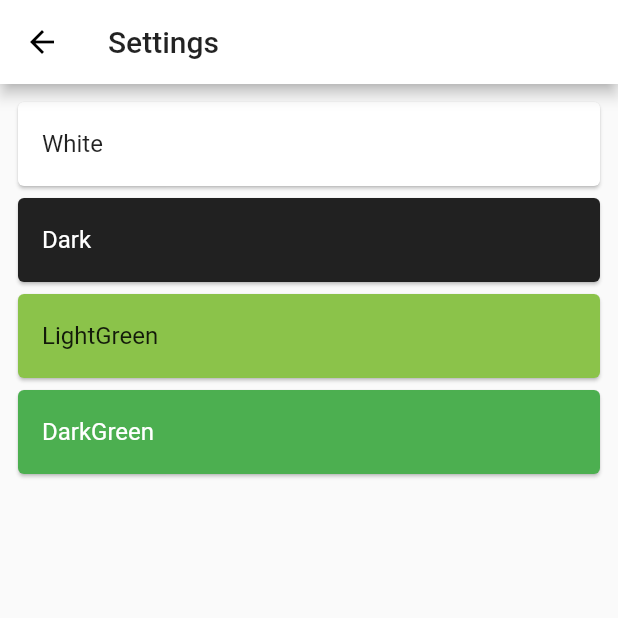
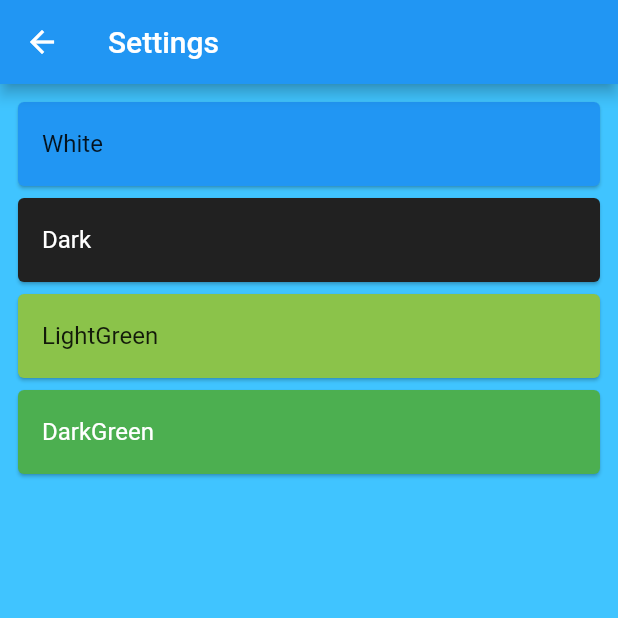
Before and after one commit to limpep/covid19-tacker-flutter, a Flutter app: the Settings screen opened directly, on a phone screen of 412 x 824 dp, the top half of it. Run offline on Flutter 3.47's test engine with Material 2 defaults, Android fonts, the phone set to English and light mode, and no system bars; our stand-ins replace liquid_pull_to_refresh, shared_preferences; accounts and stored records are empty; network calls fail.

Commit message:
added some ui updates

```diff
--- /dev/null
+++ b/lib/app/services/endpoint_data.dart
@@ -0,0 +1,10 @@
+import 'package:flutter/foundation.dart';
+
+class EndPointData {
+  EndPointData({@required this.value, this.date}) : assert(value != null);
+  final int value;
+  final DateTime date;
+
+  @override
+  String toString() => 'date: $date, value: $value';
+}
--- a/lib/repositories/endpoints_data.dart
+++ b/lib/repositories/endpoints_data.dart
@@ -1,15 +1,16 @@
 import 'package:covid19tracker/app/services/api.dart';
+import 'package:covid19tracker/app/services/endpoint_data.dart';
 import 'package:flutter/foundation.dart';
 
-class EndPointData {
-  EndPointData({@required this.values});
-  final Map<EndPoint, int> values;
+class EndPointsData {
+  EndPointsData({@required this.values});
+  final Map<EndPoint, EndPointData> values;
 
-  int get cases => values[EndPoint.cases];
-  int get casesSuspected => values[EndPoint.casesSuspected];
-  int get casesConfirmed => values[EndPoint.casesConfirmed];
-  int get deaths => values[EndPoint.deaths];
-  int get recovered => values[EndPoint.recovered];
+  EndPointData get cases => values[EndPoint.cases];
+  EndPointData get casesSuspected => values[EndPoint.casesSuspected];
+  EndPointData get casesConfirmed => values[EndPoint.casesConfirmed];
+  EndPointData get deaths => values[EndPoint.deaths];
+  EndPointData get recovered => values[EndPoint.recovered];
 
   @override
   String toString() =>
--- a/lib/ui/themesettings/app_theme.dart
+++ b/lib/ui/themesettings/app_theme.dart
@@ -8,15 +8,38 @@ String enumName(AppTheme anyEnum) {
 }
 
 final appThemeData = {
-  AppTheme.White:
-      ThemeData(brightness: Brightness.light, primaryColor: Colors.white),
+  AppTheme.White: ThemeData(
+      brightness: Brightness.light,
+      scaffoldBackgroundColor: Colors.lightBlueAccent,
+      cardColor: Colors.cyanAccent),
   AppTheme.Dark: ThemeData.dark().copyWith(
       scaffoldBackgroundColor: Color(0xFF101010),
       cardColor: Color(0xFF222222),
       accentColor: Colors.blueGrey,
-      canvasColor: Colors.red),
+      canvasColor: CompanyColors.black[200]),
   AppTheme.LightGreen:
       ThemeData(brightness: Brightness.light, primaryColor: Colors.lightGreen),
   AppTheme.DarkGreen:
       ThemeData(brightness: Brightness.dark, primaryColor: Colors.green)
 };
+
+class CompanyColors {
+  CompanyColors._(); // this basically makes it so you can instantiate this class
+  static const _blackPrimaryValue = 0xFF000000;
+
+  static const MaterialColor black = const MaterialColor(
+    _blackPrimaryValue,
+    const <int, Color>{
+      50: const Color(0xFFe0e0e0),
+      100: const Color(0xFFb3b3b3),
+      200: const Color(0xFF808080),
+      300: const Color(0xFF4d4d4d),
+      400: const Color(0xFF262626),
+      500: const Color(_blackPrimaryValue),
+      600: const Color(0xFF000000),
+      700: const Color(0xFF000000),
+      800: const Color(0xFF000000),
+      900: const Color(0xFF000000),
+    },
+  );
+}
--- a/pubspec.yaml
+++ b/pubspec.yaml
@@ -17,6 +17,7 @@ dependencies:
   provider: ^4.0.5+1
   shared_preferences: ^0.5.7
   liquid_pull_to_refresh: ^1.2.0
+  intl: ^0.16.1
 
 dev_dependencies:
   flutter_test:
```
Also changed, not shown: lib/app/services/api_service.dart (+9 -4 lines), lib/main.dart (+8 -1 lines), lib/repositories/data_repository.dart (+7 -6 lines), lib/ui/components/endpint_card.dart (+9 -1 lines), lib/ui/components/last_updated_status.dart (added, +16 -0 lines), lib/ui/components/show_alert_dialog.dart (added, +38 -0 lines), lib/ui/screens/dashboard.dart (+17 -2 lines), lib/utils/last_updated_date_formatter.dart (added, +16 -0 lines), pubspec.lock.
